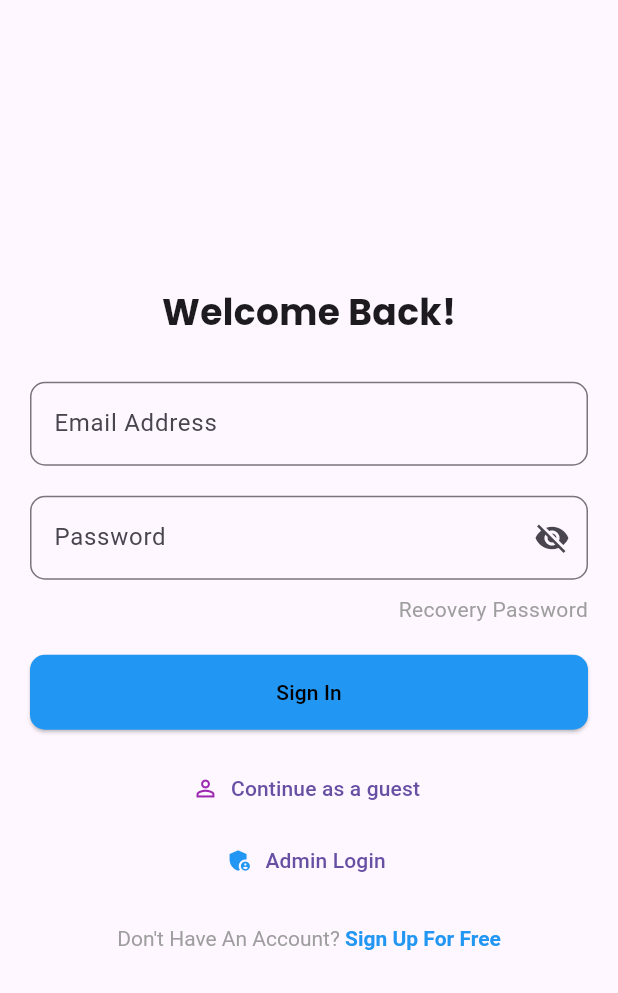
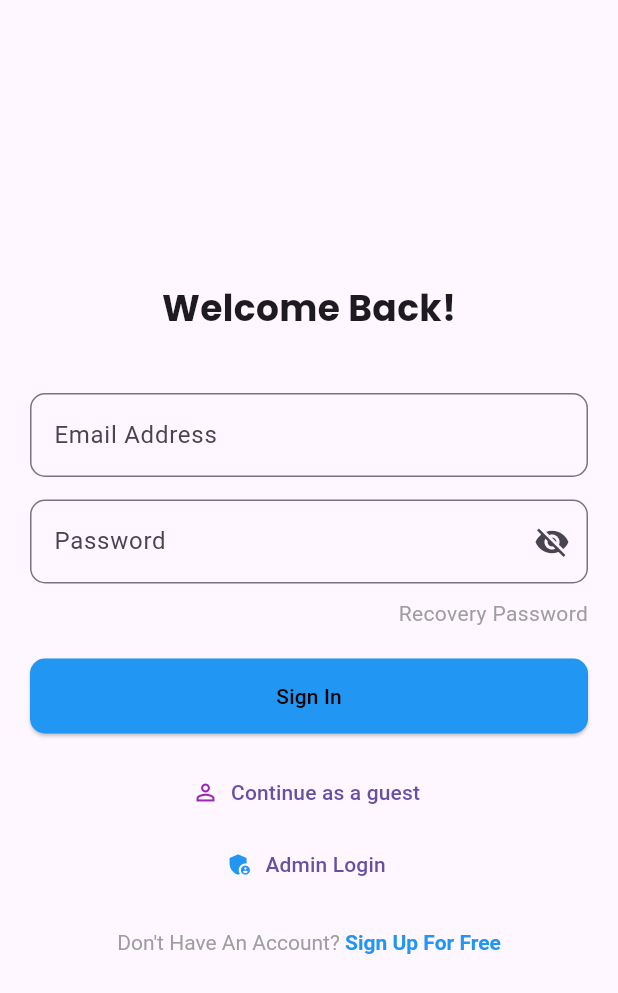
Before and after one commit to ahmedfathallah2/graduation-project, a Flutter app: the screen it shows after launch, on a phone screen of 412 x 824 dp. Shown: the top 993 px of the screen. Run offline on Flutter 3.47's test engine with Material 3 defaults, Android fonts, the phone set to English and light mode, and no system bars; our stand-ins replace carousel_slider, cloud_firestore, dio, firebase_core, flutter_markdown, google_fonts; accounts and stored records are empty.

Commit message:
Updated spacing in login screen widgets

```diff
--- a/lib/login_screen.dart
+++ b/lib/login_screen.dart
@@ -31,7 +31,7 @@ class _LoginScreenState extends State<LoginScreen> {
                 fontWeight: FontWeight.bold,
               ),
             ),
-            const SizedBox(height: 30),
+            const SizedBox(height: 40),
             TextField(
 
               decoration: InputDecoration(
@@ -41,7 +41,7 @@ class _LoginScreenState extends State<LoginScreen> {
                 ),
               ),
             ),
-            const SizedBox(height: 20),
+            const SizedBox(height: 15),
             TextField(
               obscureText: obsecureText,
               decoration: InputDecoration(
```
